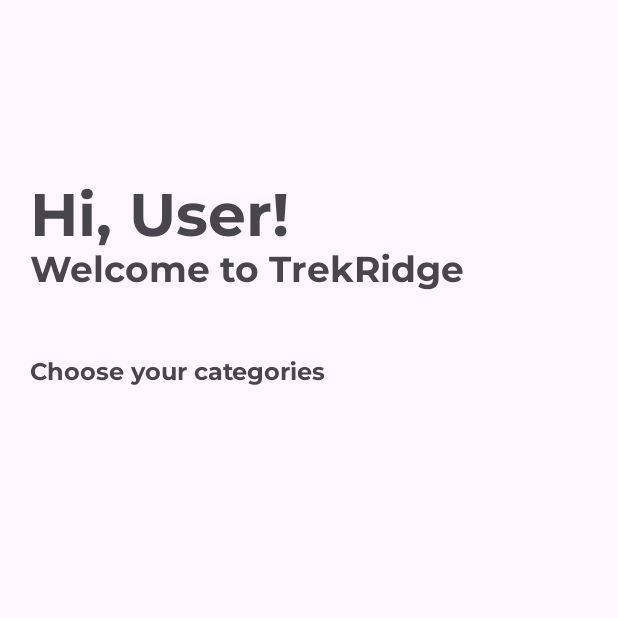
After one commit to fitrianidewi/PAM_newapp, an Android app: the home screen opened directly, with no data from a screen before it, on a phone screen of 412 x 824 dp, the top half of it. The commit adds this screen. Run offline under Robolectric (Android 15) with nearby library versions, the phone set to English and light mode, and no system bars.

Commit message:
new 06/10

```diff
--- a/app/src/main/AndroidManifest.xml
+++ b/app/src/main/AndroidManifest.xml
@@ -12,6 +12,9 @@
         android:supportsRtl="true"
         android:theme="@style/Theme.New_app"
         tools:targetApi="31">
+        <activity
+            android:name=".home"
+            android:exported="false" />
         <activity
             android:name=".MainActivity"
             android:exported="false" />
--- /dev/null
+++ b/app/src/main/java/com/example/new_app/home.kt
@@ -0,0 +1,11 @@
+package com.example.new_app
+
+import androidx.appcompat.app.AppCompatActivity
+import android.os.Bundle
+
+class home : AppCompatActivity() {
+    override fun onCreate(savedInstanceState: Bundle?) {
+        super.onCreate(savedInstanceState)
+        setContentView(R.layout.activity_home)
+    }
+}
--- /dev/null
+++ b/app/src/main/res/layout/activity_home.xml
@@ -0,0 +1,45 @@
+<?xml version="1.0" encoding="utf-8"?>
+<androidx.constraintlayout.widget.ConstraintLayout xmlns:android="http://schemas.android.com/apk/res/android"
+    xmlns:app="http://schemas.android.com/apk/res-auto"
+    xmlns:tools="http://schemas.android.com/tools"
+    android:layout_width="match_parent"
+    android:layout_height="match_parent"
+    tools:context=".home">
+
+    <TextView
+        android:id="@+id/textView1"
+        android:layout_width="wrap_content"
+        android:layout_height="wrap_content"
+        android:layout_marginStart="20dp"
+        android:layout_marginTop="117dp"
+        android:fontFamily="@font/montserrat_bold"
+        android:text="Hi, User!"
+        android:textSize="40sp"
+        app:layout_constraintStart_toStartOf="parent"
+        app:layout_constraintTop_toTopOf="parent" />
+
+    <TextView
+        android:id="@+id/textView2"
+        android:layout_width="wrap_content"
+        android:layout_height="wrap_content"
+        android:layout_marginStart="20dp"
+        android:layout_marginTop="164dp"
+        android:fontFamily="@font/montserrat_bold"
+        android:text="Welcome to TrekRidge"
+        android:textSize="24sp"
+        app:layout_constraintStart_toStartOf="parent"
+        app:layout_constraintTop_toTopOf="parent" />
+
+    <TextView
+        android:id="@+id/textView3"
+        android:layout_width="wrap_content"
+        android:layout_height="wrap_content"
+        android:layout_marginStart="20dp"
+        android:layout_marginTop="237dp"
+        android:fontFamily="@font/montserrat_bold"
+        android:text="Choose your categories"
+        android:textSize="16sp"
+        app:layout_constraintStart_toStartOf="parent"
+        app:layout_constraintTop_toTopOf="parent" />
+
+</androidx.constraintlayout.widget.ConstraintLayout>
--- a/app/src/main/res/layout/activity_main.xml
+++ b/app/src/main/res/layout/activity_main.xml
@@ -48,6 +48,7 @@
         android:text="Sign up"
         android:textColor="@color/white"
         android:textSize="14sp"
+        android:onClick="kesignin"
         app:layout_constraintBottom_toBottomOf="parent"
         app:layout_constraintEnd_toEndOf="parent"
         app:layout_constraintHorizontal_bias="0.0"
--- a/app/src/main/res/values/strings.xml
+++ b/app/src/main/res/values/strings.xml
@@ -9,4 +9,5 @@
     <string name="enter_your_fullname">Enter your fullname</string>
     <!-- TODO: Remove or change this placeholder text -->
     <string name="hello_blank_fragment">Hello blank fragment</string>
+    <string name="sign_up">Sign up</string>
 </resources>
```
Also changed, not shown: app/src/main/java/com/example/new_app/BlankFragment.kt (+0 -47 lines), app/src/main/java/com/example/new_app/MainActivity.kt (+10 -1 lines), app/src/main/java/com/example/new_app/login.kt (+13 -0 lines), app/src/main/java/com/example/new_app/register.kt (+9 -0 lines), app/src/main/res/layout/activity_login.xml (+9 -4 lines), app/src/main/res/layout/activity_register.xml (+5 -3 lines), app/src/main/res/layout/fragment_blank.xml (deleted, +0 -17 lines).
